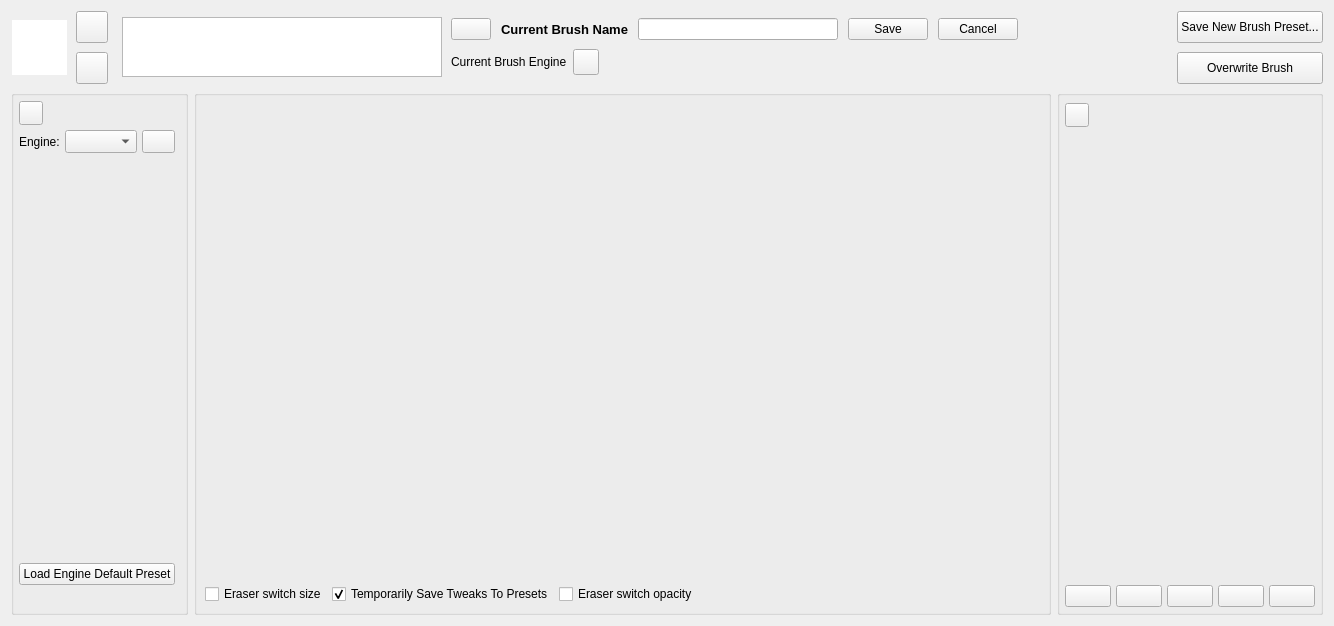
Qt form libs/ui/forms/wdgpaintopsettings.ui (KDE/krita) before a commit.
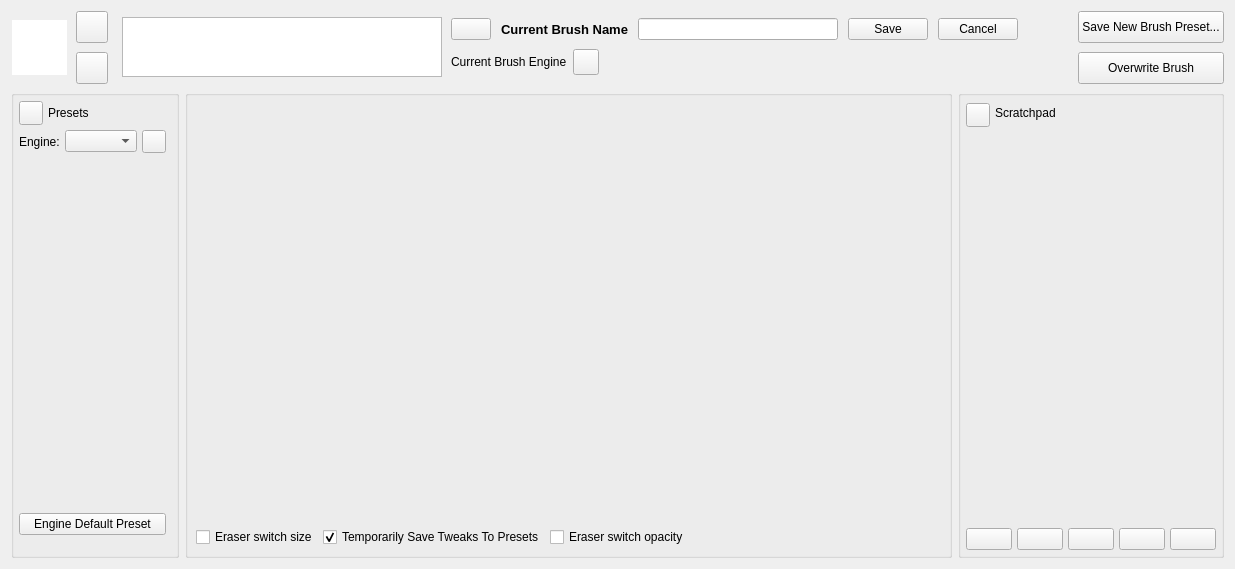
The same form after that commit. Custom widgets are drawn as their Qt base class.

Commit message: add labels for side areas and make sure icon stays on top for presets list

```diff
--- a/libs/ui/forms/wdgpaintopsettings.ui
+++ b/libs/ui/forms/wdgpaintopsettings.ui
@@ -6,8 +6,8 @@
    <rect>
     <x>0</x>
     <y>0</y>
-    <width>1334</width>
-    <height>626</height>
+    <width>1235</width>
+    <height>569</height>
    </rect>
   </property>
   <property name="windowTitle">
@@ -386,7 +386,7 @@
       <string/>
      </property>
      <property name="alignment">
-      <set>Qt::AlignLeading|Qt::AlignLeft|Qt::AlignTop</set>
+      <set>Qt::AlignLeading|Qt::AlignLeft|Qt::AlignVCenter</set>
      </property>
      <layout class="QVBoxLayout" name="paintEngineOpContainer">
       <property name="spacing">
@@ -402,8 +402,10 @@
        <number>10</number>
       </property>
       <property name="bottomMargin">
-       <number>20</number>
+       <number>5</number>
       </property>
+      <item>
+       <layout class="QHBoxLayout" name="horizontalLayout_7">
       <item>
        <widget class="QPushButton" name="showPresetsButton">
         <property name="minimumSize">
@@ -433,6 +435,21 @@
        </widget>
       </item>
       <item>
+         <widget class="QLabel" name="presetsSidebarLabel">
+          <property name="sizePolicy">
+           <sizepolicy hsizetype="Minimum" vsizetype="Minimum">
+            <horstretch>0</horstretch>
+            <verstretch>0</verstretch>
+           </sizepolicy>
+          </property>
+          <property name="text">
+           <string>Presets</string>
+          </property>
+         </widget>
+        </item>
+       </layout>
+      </item>
+      <item>
        <layout class="QHBoxLayout" name="horizontalLayout_4">
         <item>
          <widget class="QLabel" name="engineFilterLabel">
@@ -450,7 +467,7 @@
         <item>
          <widget class="QComboBox" name="brushEgineComboBox">
           <property name="sizePolicy">
-           <sizepolicy hsizetype="Preferred" vsizetype="Preferred">
+           <sizepolicy hsizetype="Fixed" vsizetype="Fixed">
             <horstretch>0</horstretch>
             <verstretch>0</verstretch>
            </sizepolicy>
@@ -460,7 +477,7 @@
         <item>
          <widget class="QToolButton" name="presetChangeViewToolButton">
           <property name="sizePolicy">
-           <sizepolicy hsizetype="Preferred" vsizetype="Preferred">
+           <sizepolicy hsizetype="Minimum" vsizetype="Fixed">
             <horstretch>0</horstretch>
             <verstretch>0</verstretch>
            </sizepolicy>
@@ -483,7 +500,7 @@
         <property name="minimumSize">
          <size>
           <width>0</width>
-          <height>400</height>
+          <height>350</height>
          </size>
         </property>
         <property name="maximumSize">
@@ -494,24 +511,46 @@
         </property>
        </widget>
       </item>
-      <item>
-       <widget class="QPushButton" name="bnDefaultPreset">
-        <property name="sizePolicy">
-         <sizepolicy hsizetype="Minimum" vsizetype="Minimum">
-          <horstretch>0</horstretch>
-          <verstretch>0</verstretch>
-         </sizepolicy>
-        </property>
-        <property name="text">
-         <string>Load Engine Default Preset</string>
-        </property>
-       </widget>
-      </item>
       <item>
        <spacer name="verticalSpacer">
         <property name="orientation">
          <enum>Qt::Vertical</enum>
         </property>
+        <property name="sizeType">
+         <enum>QSizePolicy::Preferred</enum>
+        </property>
+        <property name="sizeHint" stdset="0">
+         <size>
+          <width>5</width>
+          <height>5</height>
+         </size>
+        </property>
+       </spacer>
+      </item>
+      <item>
+       <widget class="QPushButton" name="bnDefaultPreset">
+        <property name="sizePolicy">
+         <sizepolicy hsizetype="Minimum" vsizetype="Fixed">
+          <horstretch>0</horstretch>
+          <verstretch>0</verstretch>
+         </sizepolicy>
+        </property>
+        <property name="text">
+         <string>Engine Default Preset</string>
+        </property>
+        <property name="autoDefault">
+         <bool>false</bool>
+        </property>
+        <property name="flat">
+         <bool>false</bool>
+        </property>
+       </widget>
+      </item>
+      <item>
+       <spacer name="presetsSpacer">
+        <property name="orientation">
+         <enum>Qt::Vertical</enum>
+        </property>
         <property name="sizeHint" stdset="0">
          <size>
           <width>20</width>
@@ -715,6 +754,8 @@
        <number>5</number>
       </property>
       <item>
+       <layout class="QHBoxLayout" name="horizontalLayout_8">
+        <item>
        <widget class="QPushButton" name="showScratchpadButton">
         <property name="minimumSize">
          <size>
@@ -738,6 +779,15 @@
          </size>
         </property>
        </widget>
+        </item>
+        <item>
+         <widget class="QLabel" name="scratchpadSidebarLabel">
+          <property name="text">
+           <string>Scratchpad</string>
+          </property>
+         </widget>
+        </item>
+       </layout>
       </item>
       <item>
        <widget class="QFrame" name="frame">
```
Left out of the diff: 2 changed lines with no effect on the pictures. Lines whose indentation alone changed are shown as unchanged. The commit also changes 1 other file.
